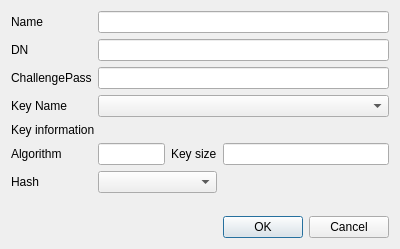
Old version of the form CAMan/make_req_dlg.ui in the repository jykim74/CertMan.
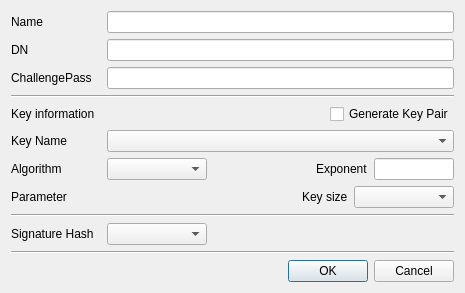
New version of the form.

```diff
--- a/CAMan/make_req_dlg.ui
+++ b/CAMan/make_req_dlg.ui
@@ -6,40 +6,126 @@
    <rect>
     <x>0</x>
     <y>0</y>
-    <width>400</width>
-    <height>249</height>
+    <width>465</width>
+    <height>292</height>
    </rect>
   </property>
   <property name="windowTitle">
    <string>Make requester</string>
   </property>
   <layout class="QGridLayout" name="gridLayout">
-   <item row="5" column="0">
-    <widget class="QLabel" name="label_6">
+   <item row="15" column="3">
+    <widget class="QDialogButtonBox" name="buttonBox">
+     <property name="orientation">
+      <enum>Qt::Horizontal</enum>
+     </property>
+     <property name="standardButtons">
+      <set>QDialogButtonBox::Cancel|QDialogButtonBox::Ok</set>
+     </property>
+    </widget>
+   </item>
+   <item row="11" column="0" colspan="4">
+    <widget class="Line" name="line_3">
+     <property name="orientation">
+      <enum>Qt::Horizontal</enum>
+     </property>
+    </widget>
+   </item>
+   <item row="3" column="0" colspan="4">
+    <widget class="Line" name="line">
+     <property name="orientation">
+      <enum>Qt::Horizontal</enum>
+     </property>
+    </widget>
+   </item>
+   <item row="1" column="1" colspan="3">
+    <widget class="QLineEdit" name="mDNText"/>
+   </item>
+   <item row="6" column="0">
+    <widget class="QLabel" name="label_3">
+     <property name="minimumSize">
+      <size>
+       <width>80</width>
+       <height>0</height>
+      </size>
+     </property>
      <property name="text">
-      <string>Algorithm</string>
+      <string>Key Name</string>
      </property>
     </widget>
    </item>
-   <item row="5" column="1">
-    <widget class="QLineEdit" name="mAlgorithmText">
-     <property name="readOnly">
-      <bool>true</bool>
+   <item row="9" column="0" colspan="4">
+    <layout class="QGridLayout" name="gridLayout_3">
+     <property name="topMargin">
+      <number>0</number>
      </property>
-    </widget>
+     <item row="0" column="1">
+      <widget class="QComboBox" name="mAlgorithmCombo">
+       <property name="minimumSize">
+        <size>
+         <width>100</width>
+         <height>0</height>
+        </size>
+       </property>
+      </widget>
+     </item>
+     <item row="0" column="3">
+      <widget class="QLabel" name="mExponentLabel">
+       <property name="text">
+        <string>Exponent</string>
+       </property>
+      </widget>
+     </item>
+     <item row="0" column="0">
+      <widget class="QLabel" name="label_6">
+       <property name="minimumSize">
+        <size>
+         <width>90</width>
+         <height>0</height>
+        </size>
+       </property>
+       <property name="text">
+        <string>Algorithm</string>
+       </property>
+      </widget>
+     </item>
+     <item row="0" column="4">
+      <widget class="QLineEdit" name="mExponentText">
+       <property name="maximumSize">
+        <size>
+         <width>80</width>
+         <height>16777215</height>
+        </size>
+       </property>
+      </widget>
+     </item>
+     <item row="0" column="2">
+      <spacer name="horizontalSpacer_2">
+       <property name="orientation">
+        <enum>Qt::Horizontal</enum>
+       </property>
+       <property name="sizeHint" stdset="0">
+        <size>
+         <width>40</width>
+         <height>20</height>
+        </size>
+       </property>
+      </spacer>
+     </item>
+    </layout>
    </item>
-   <item row="7" column="0">
-    <spacer name="verticalSpacer">
-     <property name="orientation">
-      <enum>Qt::Vertical</enum>
-     </property>
-     <property name="sizeHint" stdset="0">
+   <item row="12" column="1" colspan="2">
+    <widget class="QComboBox" name="mHashCombo">
+     <property name="minimumSize">
       <size>
-       <width>20</width>
-       <height>40</height>
+       <width>100</width>
+       <height>0</height>
       </size>
      </property>
-    </spacer>
+    </widget>
+   </item>
+   <item row="0" column="1" colspan="3">
+    <widget class="QLineEdit" name="mNameText"/>
    </item>
    <item row="0" column="0">
     <widget class="QLabel" name="label">
@@ -48,9 +134,6 @@
      </property>
     </widget>
    </item>
-   <item row="0" column="1" colspan="3">
-    <widget class="QLineEdit" name="mNameText"/>
-   </item>
    <item row="1" column="0">
     <widget class="QLabel" name="label_2">
      <property name="text">
@@ -58,70 +141,142 @@
      </property>
     </widget>
    </item>
-   <item row="3" column="1" colspan="3">
-    <widget class="QComboBox" name="mKeyNameCombo"/>
-   </item>
-   <item row="3" column="0">
-    <widget class="QLabel" name="label_3">
-     <property name="text">
-      <string>Key Name</string>
+   <item row="10" column="0" colspan="4">
+    <layout class="QGridLayout" name="gridLayout_2">
+     <property name="topMargin">
+      <number>0</number>
      </property>
-    </widget>
+     <item row="0" column="2">
+      <widget class="QLabel" name="mOptionLabel">
+       <property name="text">
+        <string>Key size</string>
+       </property>
+      </widget>
+     </item>
+     <item row="0" column="0">
+      <widget class="QLabel" name="label_8">
+       <property name="minimumSize">
+        <size>
+         <width>90</width>
+         <height>0</height>
+        </size>
+       </property>
+       <property name="text">
+        <string>Parameter</string>
+       </property>
+      </widget>
+     </item>
+     <item row="0" column="1">
+      <spacer name="horizontalSpacer">
+       <property name="orientation">
+        <enum>Qt::Horizontal</enum>
+       </property>
+       <property name="sizeHint" stdset="0">
+        <size>
+         <width>40</width>
+         <height>20</height>
+        </size>
+       </property>
+      </spacer>
+     </item>
+     <item row="0" column="3">
+      <widget class="QComboBox" name="mOptionCombo">
+       <property name="minimumSize">
+        <size>
+         <width>100</width>
+         <height>0</height>
+        </size>
+       </property>
+      </widget>
+     </item>
+    </layout>
    </item>
-   <item row="6" column="0">
-    <widget class="QLabel" name="label_5">
-     <property name="text">
-      <string>Hash</string>
-     </property>
-    </widget>
-   </item>
-   <item row="4" column="0" colspan="2">
-    <widget class="QLabel" name="label_4">
-     <property name="text">
-      <string>Key information</string>
-     </property>
-    </widget>
-   </item>
-   <item row="5" column="3">
-    <widget class="QLineEdit" name="mOptionText">
-     <property name="readOnly">
-      <bool>true</bool>
-     </property>
-    </widget>
-   </item>
-   <item row="5" column="2">
-    <widget class="QLabel" name="mOptionLabel">
-     <property name="text">
-      <string>Key size</string>
-     </property>
-    </widget>
-   </item>
-   <item row="8" column="3">
-    <widget class="QDialogButtonBox" name="buttonBox">
+   <item row="14" column="0" colspan="4">
+    <widget class="Line" name="line_2">
      <property name="orientation">
       <enum>Qt::Horizontal</enum>
      </property>
-     <property name="standardButtons">
-      <set>QDialogButtonBox::Cancel|QDialogButtonBox::Ok</set>
-     </property>
     </widget>
    </item>
-   <item row="1" column="1" colspan="3">
-    <widget class="QLineEdit" name="mDNText"/>
-   </item>
-   <item row="6" column="1" colspan="2">
-    <widget class="QComboBox" name="mHashCombo"/>
-   </item>
    <item row="2" column="0">
     <widget class="QLabel" name="label_7">
+     <property name="minimumSize">
+      <size>
+       <width>90</width>
+       <height>0</height>
+      </size>
+     </property>
      <property name="text">
       <string>ChallengePass</string>
      </property>
     </widget>
    </item>
+   <item row="6" column="1" colspan="3">
+    <widget class="QComboBox" name="mKeyNameCombo"/>
+   </item>
+   <item row="12" column="0">
+    <widget class="QLabel" name="label_5">
+     <property name="minimumSize">
+      <size>
+       <width>90</width>
+       <height>0</height>
+      </size>
+     </property>
+     <property name="text">
+      <string>Signature Hash</string>
+     </property>
+    </widget>
+   </item>
+   <item row="13" column="0">
+    <spacer name="verticalSpacer">
+     <property name="orientation">
+      <enum>Qt::Vertical</enum>
+     </property>
+     <property name="sizeHint" stdset="0">
+      <size>
+       <width>20</width>
+       <height>40</height>
+      </size>
+     </property>
+    </spacer>
+   </item>
    <item row="2" column="1" colspan="3">
     <widget class="QLineEdit" name="mChallengePassText"/>
    </item>
+   <item row="5" column="0" colspan="4">
+    <layout class="QGridLayout" name="gridLayout_4">
+     <property name="topMargin">
+      <number>0</number>
+     </property>
+     <item row="0" column="0">
+      <widget class="QLabel" name="label_4">
+       <property name="text">
+        <string>Key information</string>
+       </property>
+      </widget>
+     </item>
+     <item row="0" column="2">
+      <widget class="QCheckBox" name="mGenKeyPairCheck">
+       <property name="text">
+        <string>Generate Key Pair</string>
+       </property>
+      </widget>
+     </item>
+     <item row="0" column="1">
+      <spacer name="horizontalSpacer_3">
+       <property name="orientation">
+        <enum>Qt::Horizontal</enum>
+       </property>
+       <property name="sizeHint" stdset="0">
+        <size>
+         <width>40</width>
+         <height>20</height>
+        </size>
+       </property>
+      </spacer>
+     </item>
+    </layout>
+   </item>
   </layout>
  </widget>
  <tabstops>
```
Left out of the diff: 2 changed lines with no effect on the pictures.
